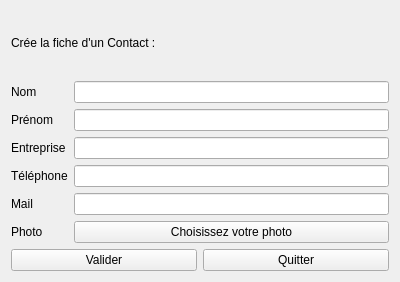
This is Projet/CreationFicheWindow.ui in Dwarron/ProjetCDAA as Qt 5 draws it before an edit. The edited form follows.
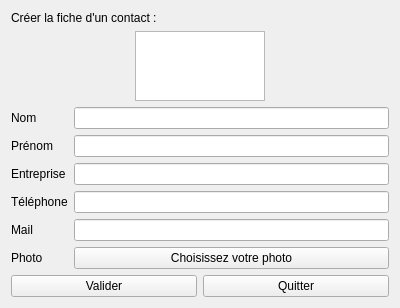
This is the edited form.

Commit message: Classe interface entre QObject et classes POO, recherche interactive et selection d'un contact pour modification, création d'un contact

What changed in the file:
```diff
--- a/Projet/CreationFicheWindow.ui
+++ b/Projet/CreationFicheWindow.ui
@@ -19,70 +19,110 @@
      <item>
       <widget class="QLabel" name="label">
        <property name="text">
-        <string>Crée la fiche d'un Contact :</string>
+        <string>Créer la fiche d'un contact :</string>
        </property>
       </widget>
      </item>
+     <item>
+      <layout class="QHBoxLayout" name="horizontalLayout_2">
+       <item>
+        <spacer name="horizontalSpacer_2">
+         <property name="orientation">
+          <enum>Qt::Horizontal</enum>
+         </property>
+         <property name="sizeHint" stdset="0">
+          <size>
+           <width>250</width>
+           <height>20</height>
+          </size>
+         </property>
+        </spacer>
+       </item>
+       <item>
+        <widget class="QGraphicsView" name="photoView">
+         <property name="verticalScrollBarPolicy">
+          <enum>Qt::ScrollBarAlwaysOff</enum>
+         </property>
+         <property name="horizontalScrollBarPolicy">
+          <enum>Qt::ScrollBarAlwaysOff</enum>
+         </property>
+        </widget>
+       </item>
+       <item>
+        <spacer name="horizontalSpacer">
+         <property name="orientation">
+          <enum>Qt::Horizontal</enum>
+         </property>
+         <property name="sizeHint" stdset="0">
+          <size>
+           <width>250</width>
+           <height>20</height>
+          </size>
+         </property>
+        </spacer>
+       </item>
+      </layout>
+     </item>
      <item>
       <layout class="QFormLayout" name="formLayout">
-       <item row="0" column="0">
+       <item row="1" column="0">
         <widget class="QLabel" name="nomLabel">
          <property name="text">
           <string>Nom</string>
          </property>
         </widget>
        </item>
-       <item row="0" column="1">
+       <item row="1" column="1">
         <widget class="QLineEdit" name="nomLineEdit"/>
        </item>
-       <item row="1" column="0">
+       <item row="2" column="0">
         <widget class="QLabel" name="prenomLabel">
          <property name="text">
           <string>Prénom</string>
          </property>
         </widget>
        </item>
-       <item row="1" column="1">
+       <item row="2" column="1">
         <widget class="QLineEdit" name="prenomLineEdit"/>
        </item>
-       <item row="2" column="0">
+       <item row="3" column="0">
         <widget class="QLabel" name="entrepriseLabel">
          <property name="text">
           <string>Entreprise</string>
          </property>
         </widget>
        </item>
-       <item row="2" column="1">
+       <item row="3" column="1">
         <widget class="QLineEdit" name="entrepriseLineEdit"/>
        </item>
-       <item row="3" column="0">
+       <item row="4" column="0">
         <widget class="QLabel" name="tLPhoneLabel">
          <property name="text">
           <string>Téléphone</string>
          </property>
         </widget>
        </item>
-       <item row="3" column="1">
+       <item row="4" column="1">
         <widget class="QLineEdit" name="telLineEdit"/>
        </item>
-       <item row="4" column="0">
+       <item row="5" column="0">
         <widget class="QLabel" name="mailLabel">
          <property name="text">
           <string>Mail</string>
          </property>
         </widget>
        </item>
-       <item row="4" column="1">
+       <item row="5" column="1">
         <widget class="QLineEdit" name="mailLineEdit"/>
        </item>
-       <item row="5" column="0">
+       <item row="6" column="0">
         <widget class="QLabel" name="photoLabel_2">
          <property name="text">
           <string>Photo</string>
          </property>
         </widget>
        </item>
-       <item row="5" column="1">
+       <item row="6" column="1">
         <widget class="QPushButton" name="selectFilePushButton">
          <property name="text">
           <string>Choisissez votre photo</string>
```
Left out of the diff: 5 changed lines with no effect on the pictures. The commit also changes 74 other files.
